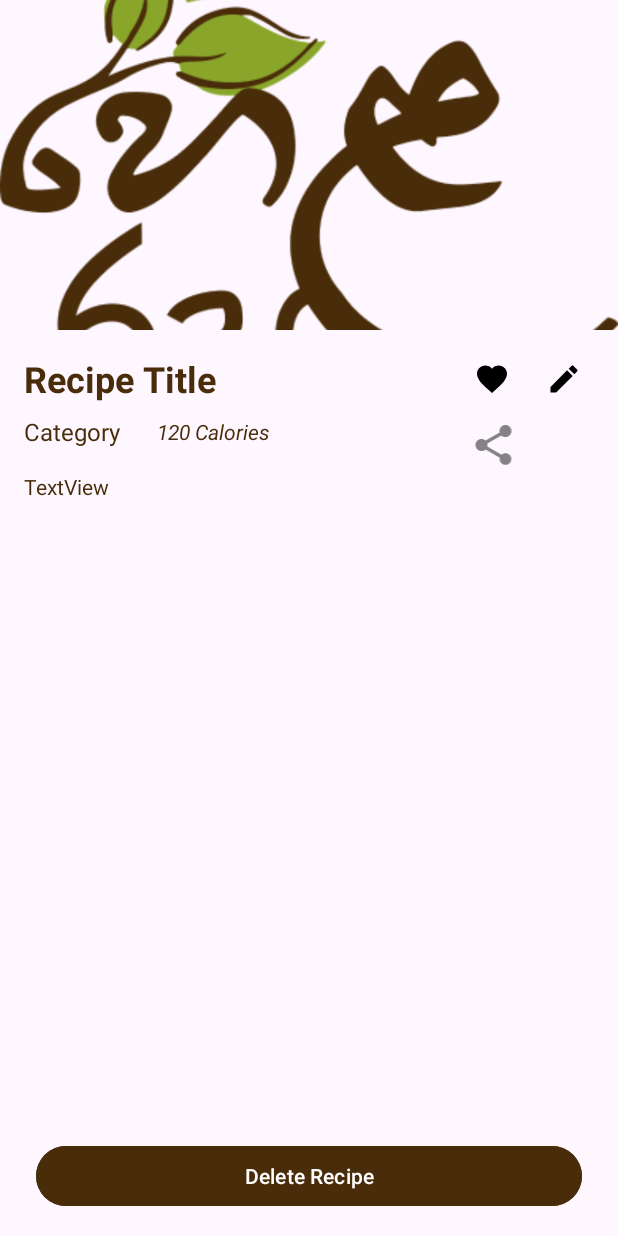
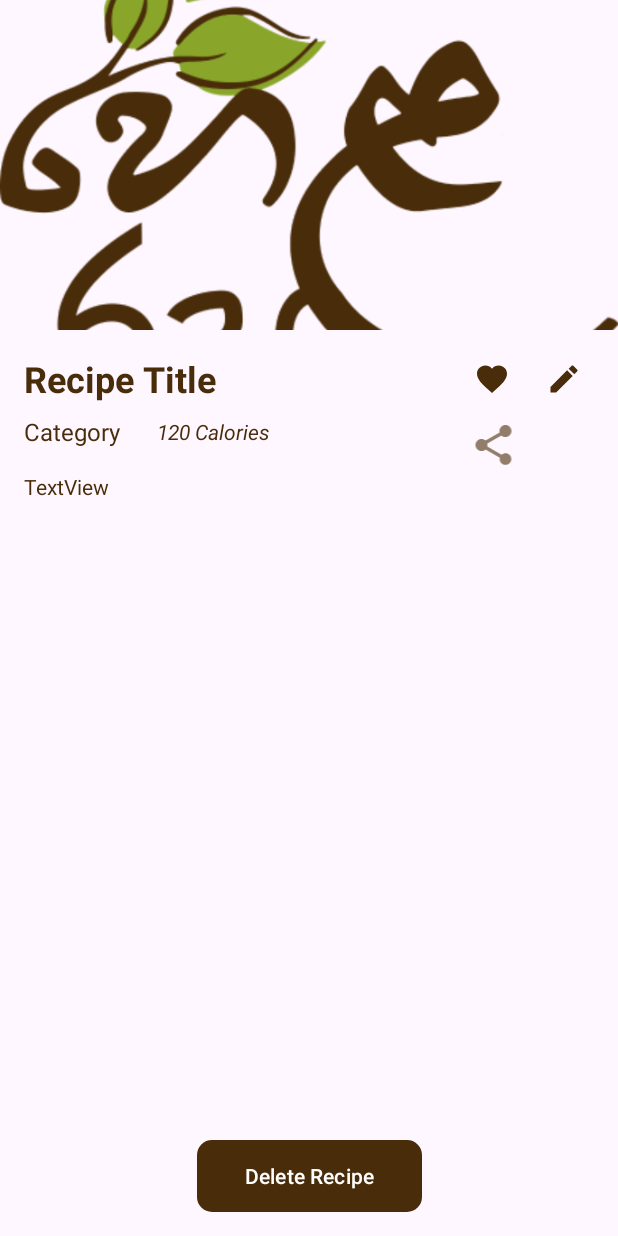
Before and after one commit to chathumiamarasinghe/Hela-Rasa, an Android app: the layout activity_recipe_details.xml on its own in the app's theme, with its tools: preview values and no code run, on a phone screen of 412 x 824 dp. Run offline under Robolectric (Android 15) with nearby library versions, the phone set to English and light mode, and no system bars.

Commit message:
Update activity_recipe_details.xml

```diff
--- a/app/src/main/res/layout/activity_recipe_details.xml
+++ b/app/src/main/res/layout/activity_recipe_details.xml
@@ -64,7 +64,7 @@
         app:layout_constraintEnd_toEndOf="parent"
         app:layout_constraintTop_toTopOf="@+id/tv_name"
         app:srcCompat="@drawable/ic_edit"
-        app:tint="@color/black" />
+        app:tint="@color/brown" />
 
     <TextView
         android:id="@+id/tv_description"
@@ -94,16 +94,17 @@
         app:layout_constraintEnd_toStartOf="@+id/img_edit"
         app:layout_constraintTop_toTopOf="@+id/tv_name"
         app:srcCompat="@drawable/ic_favourite"
-        app:tint="@color/black" />
+        app:tint="@color/brown"/>
 
     <Button
         android:id="@+id/btn_delete"
-        android:layout_width="0dp"
+        android:layout_width="150dp"
         android:layout_height="wrap_content"
         android:layout_marginStart="24dp"
         android:layout_marginEnd="24dp"
         android:layout_marginBottom="16dp"
         android:text="Delete Recipe"
+        android:background="@drawable/button_background"
         android:backgroundTint="#492C09"
         app:layout_constraintBottom_toBottomOf="parent"
         app:layout_constraintEnd_toEndOf="parent"
@@ -119,5 +120,6 @@
         app:layout_constraintHorizontal_bias="0.2"
         app:layout_constraintStart_toStartOf="@+id/img_fvrt"
         app:layout_constraintTop_toBottomOf="@+id/img_fvrt"
-        app:srcCompat="@drawable/ic_share" />
+        app:srcCompat="@drawable/ic_share"
+        app:tint="@color/brown"/>
 </androidx.constraintlayout.widget.ConstraintLayout>
```
